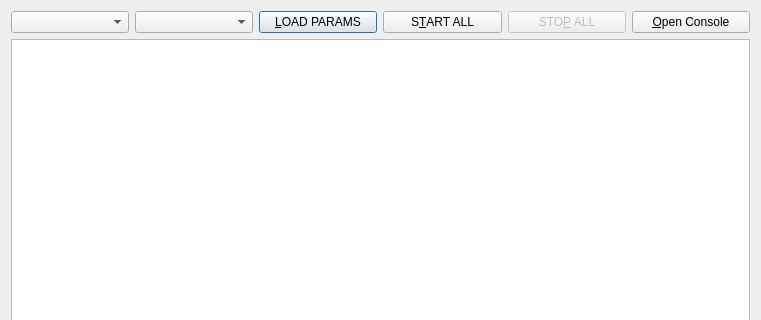
The window that resource/launch_widget.ui (ros-visualization/rqt_launch) describes before a commit, drawn with Qt 5; both pictures show x 0 to 761 and y 0 to 320 of the 761 by 484 pixel window.
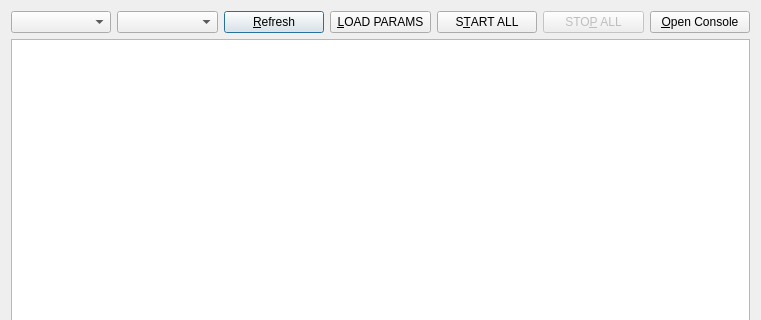
The same window after the commit.

Commit message: LaunchWidget: add refresh button

Diff of the .ui file:
```diff
--- a/resource/launch_widget.ui
+++ b/resource/launch_widget.ui
@@ -28,6 +28,13 @@
      <item>
       <widget class="QComboBox" name="_combobox_launchfile_name"/>
      </item>
+     <item>
+      <widget class="QPushButton" name="_pushbutton_refresh">
+       <property name="text">
+        <string>&amp;Refresh</string>
+       </property>
+      </widget>
+     </item>
      <item>
       <widget class="QPushButton" name="_pushbutton_load_params">
        <property name="text">
```
The commit also changes 1 other file.
